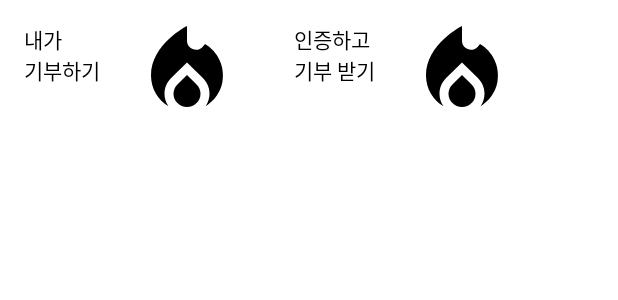
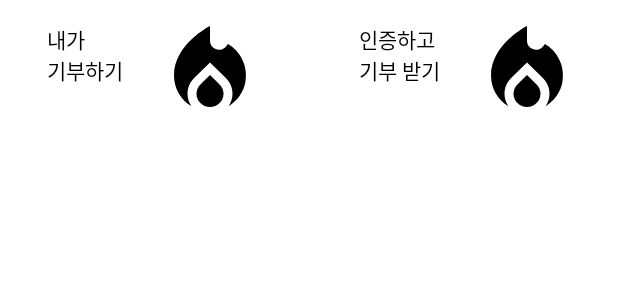
Before and after one commit to KBSC-Soptionssix/Soptionssix-AOS, an Android app built with Jetpack Compose: the @Preview function DonationBoxPreview, on a phone screen of 412 x 824 dp. Shown: the top 300 px of the screen. Run offline under Robolectric (Android 15) with nearby library versions, the phone set to English and light mode, and no system bars.

Commit message:
#4 [fix] 기부 받기/하기 ui 수정

```diff
--- a/app/src/main/java/com/kbcs/soptionssix/review/component/DonationBox.kt
+++ b/app/src/main/java/com/kbcs/soptionssix/review/component/DonationBox.kt
@@ -12,6 +12,7 @@ import androidx.compose.foundation.layout.size
 import androidx.compose.foundation.shape.RoundedCornerShape
 import androidx.compose.material.Text
 import androidx.compose.runtime.Composable
+import androidx.compose.ui.Alignment
 import androidx.compose.ui.Modifier
 import androidx.compose.ui.draw.clip
 import androidx.compose.ui.graphics.Color
@@ -25,11 +26,16 @@ import com.kbcs.soptionssix.R
 fun DonationBoxes() {
     Row {
         CommonDonationBox(
+            modifier = Modifier
+                .weight(1.0f)
+                .padding(end = 4.dp),
             contentText = R.string.make_donation,
             contentImage = R.drawable.ic_temp_fire
         )
-        Spacer(modifier = Modifier.size(8.dp))
         CommonDonationBox(
+            modifier = Modifier
+                .weight(1.0f)
+                .padding(start = 4.dp),
             contentText = R.string.get_donation,
             contentImage = R.drawable.ic_temp_fire
         )
@@ -38,13 +44,15 @@ fun DonationBoxes() {
 
 @Composable
 private fun CommonDonationBox(
+    modifier: Modifier,
     @StringRes contentText: Int,
     @DrawableRes contentImage: Int
 ) {
     Box(
-        modifier = Modifier
+        modifier = modifier
             .clip(RoundedCornerShape(12.dp))
-            .background(Color.White)
+            .background(Color.White),
+        contentAlignment = Alignment.Center
     ) {
         Row {
             Text(
@@ -63,7 +71,7 @@ private fun CommonDonationBox(
     }
 }
 
-@Preview
+@Preview(showBackground = true)
 @Composable
 fun DonationBoxPreview() {
     DonationBoxes()
```
